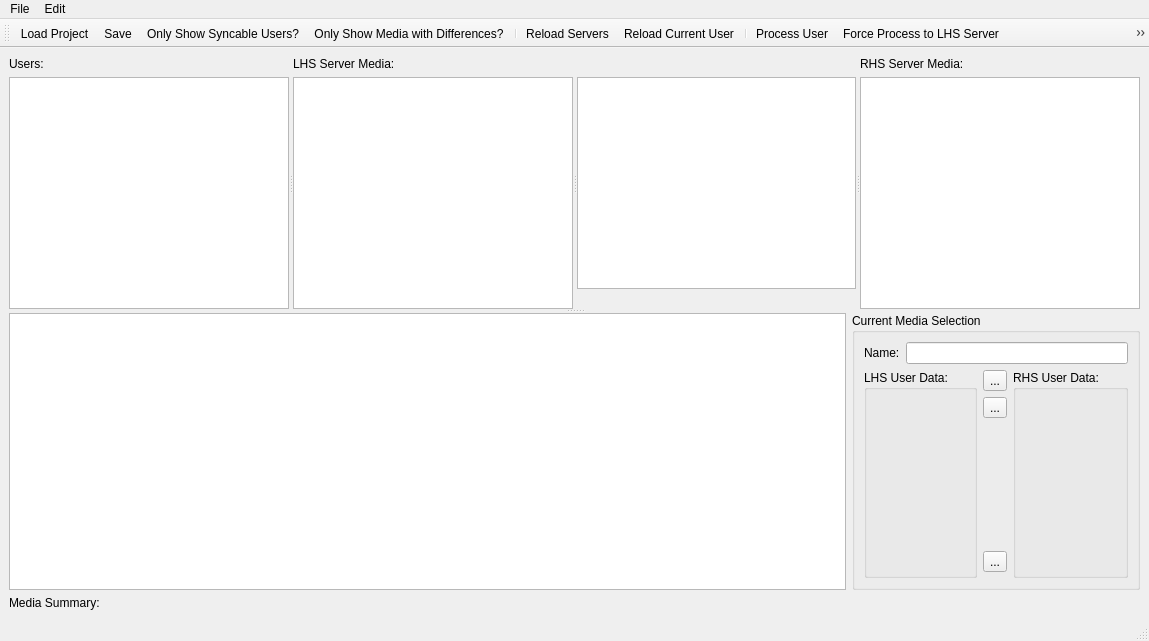
Above: UI/MainWindow.ui from towel42-com/EmbySync before the change. Below: the same form after it.
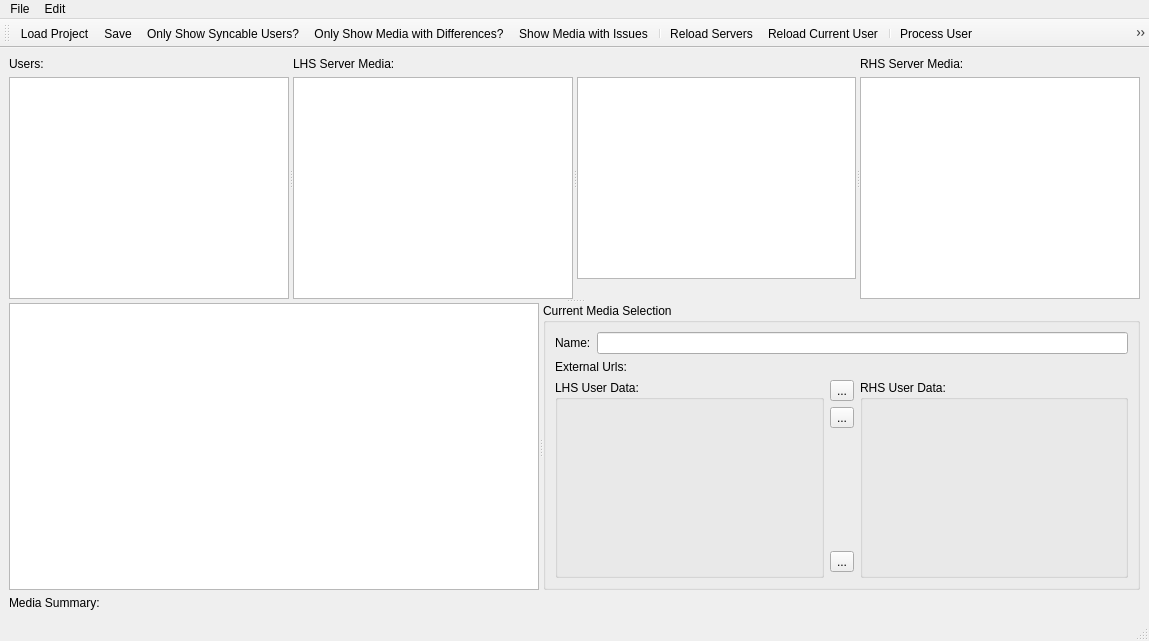
That is the form after the change. Icons and pictures are not drawn. Custom widgets are drawn as their Qt base class.

Commit message: Single modifications done on main screen

Diff of the .ui file:
```diff
--- a/UI/MainWindow.ui
+++ b/UI/MainWindow.ui
@@ -167,9 +167,10 @@
         </layout>
        </widget>
       </widget>
-      <widget class="QWidget" name="">
-       <layout class="QHBoxLayout" name="horizontalLayout_2">
-        <item>
+      <widget class="QSplitter" name="lowerSplitter">
+       <property name="orientation">
+        <enum>Qt::Horizontal</enum>
+       </property>
          <widget class="QPlainTextEdit" name="log">
           <property name="tabChangesFocus">
            <bool>true</bool>
@@ -181,27 +182,19 @@
            <bool>true</bool>
           </property>
          </widget>
-        </item>
-        <item>
          <widget class="QGroupBox" name="currMediaBox">
-          <property name="sizePolicy">
-           <sizepolicy hsizetype="Fixed" vsizetype="Preferred">
-            <horstretch>0</horstretch>
-            <verstretch>0</verstretch>
-           </sizepolicy>
-          </property>
           <property name="title">
            <string>Current Media Selection</string>
           </property>
           <layout class="QGridLayout" name="gridLayout">
-           <item row="1" column="2" rowspan="5">
+         <item row="2" column="2" rowspan="5">
             <widget class="CMediaUserDataWidget" name="rhsUserMediaData">
              <property name="title">
               <string>RHS User Data:</string>
              </property>
             </widget>
            </item>
-           <item row="1" column="1">
+         <item row="2" column="1">
             <widget class="QToolButton" name="applyToRight">
              <property name="text">
               <string>...</string>
@@ -212,24 +205,6 @@
              </property>
             </widget>
            </item>
-           <item row="1" column="0" rowspan="5">
-            <widget class="CMediaUserDataWidget" name="lhsUserMediaData">
-             <property name="title">
-              <string>LHS User Data:</string>
-             </property>
-            </widget>
-           </item>
-           <item row="2" column="1">
-            <widget class="QToolButton" name="applyToLeft">
-             <property name="text">
-              <string>...</string>
-             </property>
-             <property name="icon">
-              <iconset resource="EmbySync.qrc">
-               <normaloff>:/resources/arrowleft.png</normaloff>:/resources/arrowleft.png</iconset>
-             </property>
-            </widget>
-           </item>
            <item row="0" column="0" colspan="3">
             <layout class="QHBoxLayout" name="horizontalLayout">
              <item>
@@ -248,7 +223,18 @@
              </item>
             </layout>
            </item>
-           <item row="4" column="1">
+         <item row="3" column="1">
+          <widget class="QToolButton" name="applyToLeft">
+           <property name="text">
+            <string>...</string>
+           </property>
+           <property name="icon">
+            <iconset resource="EmbySync.qrc">
+             <normaloff>:/resources/arrowleft.png</normaloff>:/resources/arrowleft.png</iconset>
+           </property>
+          </widget>
+         </item>
+         <item row="5" column="1">
             <widget class="QToolButton" name="uploadUserMediaData">
              <property name="text">
               <string>...</string>
@@ -259,7 +245,7 @@
              </property>
             </widget>
            </item>
-           <item row="3" column="1">
+         <item row="4" column="1">
             <spacer name="verticalSpacer">
              <property name="orientation">
               <enum>Qt::Vertical</enum>
@@ -272,10 +258,25 @@
              </property>
             </spacer>
            </item>
-          </layout>
-         </widget>
-        </item>
-       </layout>
+         <item row="2" column="0" rowspan="5">
+          <widget class="CMediaUserDataWidget" name="lhsUserMediaData">
+           <property name="title">
+            <string>LHS User Data:</string>
+           </property>
+          </widget>
+         </item>
+         <item row="1" column="0" colspan="3">
+          <widget class="QLabel" name="externalUrls">
+           <property name="text">
+            <string>External Urls:</string>
+           </property>
+           <property name="openExternalLinks">
+            <bool>true</bool>
+           </property>
+          </widget>
+         </item>
+        </layout>
+       </widget>
       </widget>
      </widget>
     </item>
@@ -348,6 +349,7 @@
    <addaction name="actionSave"/>
    <addaction name="actionOnlyShowSyncableUsers"/>
    <addaction name="actionOnlyShowMediaWithDifferences"/>
+   <addaction name="actionShowMediaWithIssues"/>
    <addaction name="separator"/>
    <addaction name="actionReloadServers"/>
    <addaction name="actionReloadCurrentUser"/>
@@ -483,6 +485,21 @@
     <string>Force Process to LHS Server</string>
    </property>
   </action>
+  <action name="actionShowMediaWithIssues">
+   <property name="checkable">
+    <bool>true</bool>
+   </property>
+   <property name="icon">
+    <iconset resource="EmbySync.qrc">
+     <normaloff>:/resources/issues.png</normaloff>:/resources/issues.png</iconset>
+   </property>
+   <property name="text">
+    <string>Show Media with Issues</string>
+   </property>
+   <property name="toolTip">
+    <string>Show Media with Issues</string>
+   </property>
+  </action>
  </widget>
  <customwidgets>
   <customwidget>
```
Left out of the diff: 4 changed lines with no effect on the pictures. Lines whose indentation alone changed are shown as unchanged. The commit also changes 4 other files.
